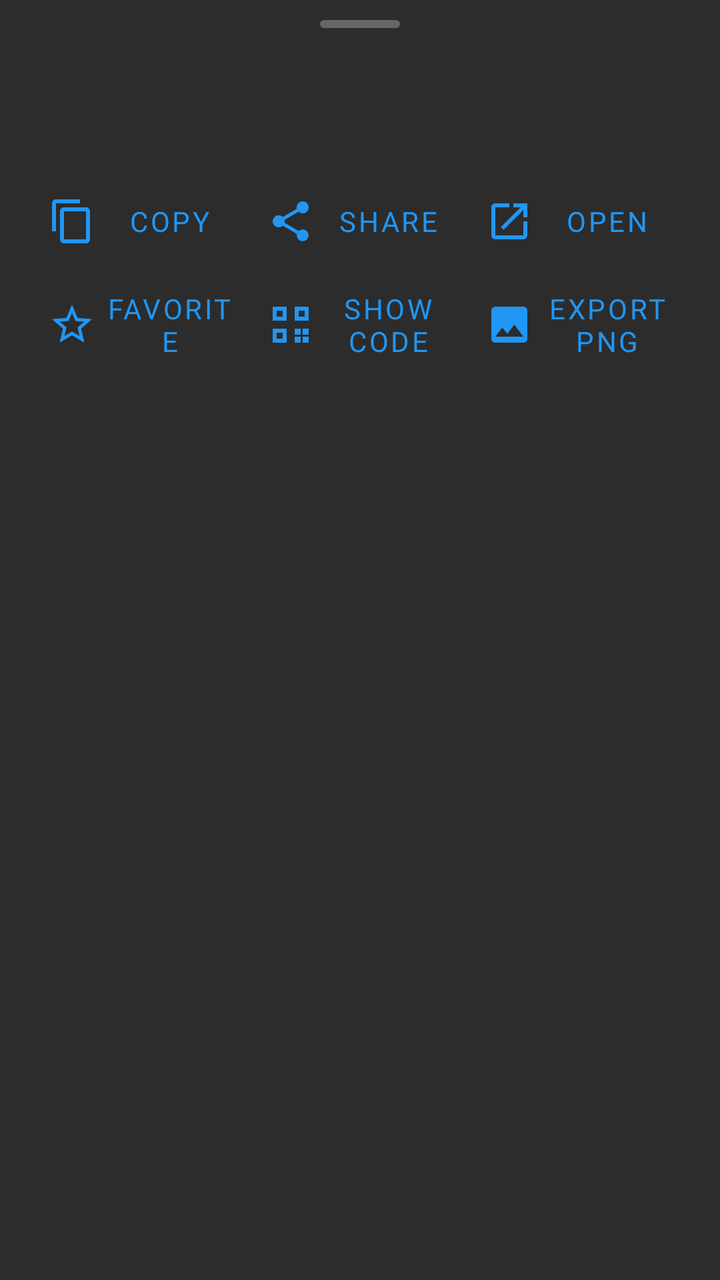
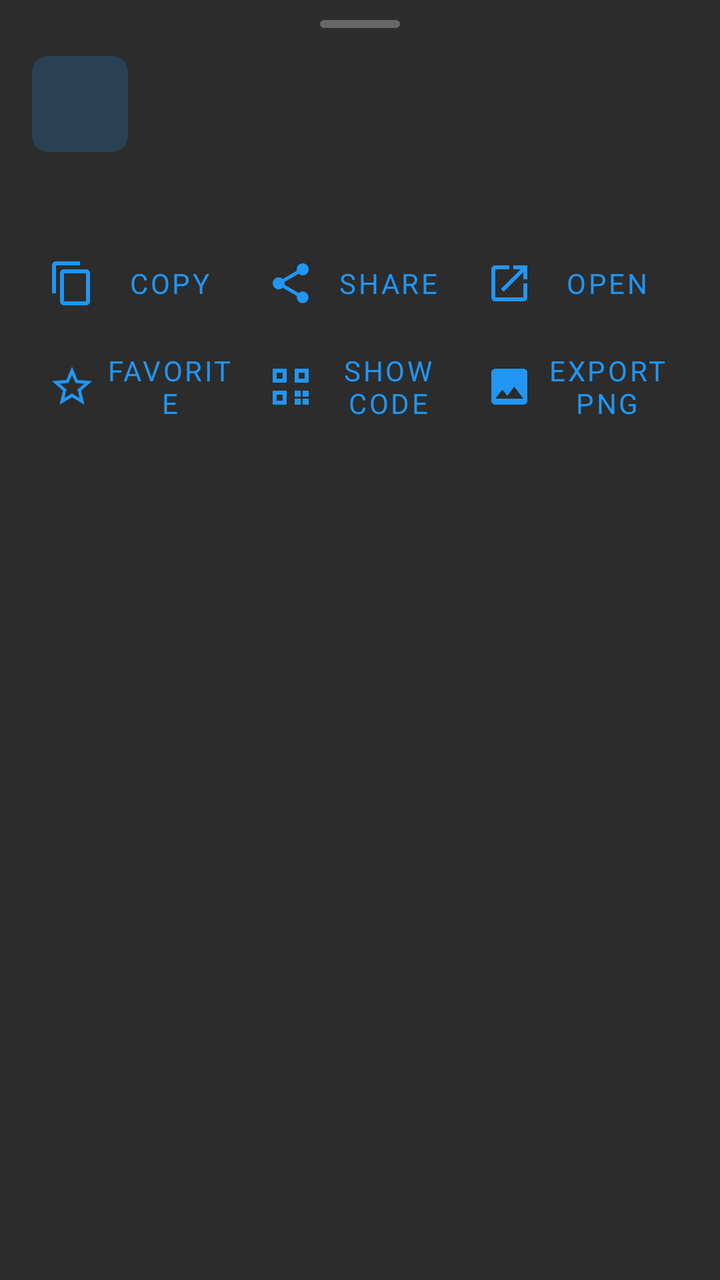

The first picture is an Android layout as it rendered before a commit; the second is the same layout after the commit. The layout source and the unified diff follow.
<!-- AndroidManifest.xml: application theme Theme.QrScanner -->
<!-- res/layout/layout_result_sheet.xml -->
<?xml version="1.0" encoding="utf-8"?>
<androidx.core.widget.NestedScrollView xmlns:android="http://schemas.android.com/apk/res/android"
    xmlns:app="http://schemas.android.com/apk/res-auto"
    android:layout_width="match_parent"
    android:layout_height="wrap_content"
    android:background="@color/cardBackground">

    <LinearLayout
        android:layout_width="match_parent"
        android:layout_height="wrap_content"
        android:orientation="vertical"
        android:paddingStart="16dp"
        android:paddingTop="10dp"
        android:paddingEnd="16dp"
        android:paddingBottom="20dp">

        <View
            android:layout_width="40dp"
            android:layout_height="4dp"
            android:layout_gravity="center_horizontal"
            android:background="@drawable/bg_handle" />

        <TextView
            android:id="@+id/sheetFormat"
            android:layout_width="match_parent"
            android:layout_height="wrap_content"
            android:layout_marginTop="12dp"
            android:textColor="@color/colorPrimary"
            android:textSize="14sp"
            android:textStyle="bold" />

        <TextView
            android:id="@+id/sheetText"
            android:layout_width="match_parent"
            android:layout_height="wrap_content"
            android:layout_marginTop="8dp"
            android:textColor="@color/textPrimary"
            android:textIsSelectable="true"
            android:textSize="16sp" />

        <TextView
            android:id="@+id/sheetWarning"
            android:layout_width="match_parent"
            android:layout_height="wrap_content"
            android:layout_marginTop="12dp"
            android:background="@drawable/bg_warning"
            android:padding="12dp"
            android:textColor="@color/warning"
            android:textSize="13sp"
            android:visibility="gone" />

        <LinearLayout
            android:layout_width="match_parent"
            android:layout_height="wrap_content"
            android:layout_marginTop="12dp"
            android:orientation="horizontal">

            <com.google.android.material.button.MaterialButton
                android:id="@+id/btnCopy"
                style="@style/Widget.MaterialComponents.Button.TextButton"
                android:layout_width="0dp"
                android:layout_height="wrap_content"
                android:layout_weight="1"
                android:text="@string/copy"
                android:textColor="@color/colorPrimary"
                app:icon="@drawable/ic_copy"
                app:iconTint="@color/colorPrimary" />

            <com.google.android.material.button.MaterialButton
                android:id="@+id/btnShare"
                style="@style/Widget.MaterialComponents.Button.TextButton"
                android:layout_width="0dp"
                android:layout_height="wrap_content"
                android:layout_weight="1"
                android:text="@string/share"
                android:textColor="@color/colorPrimary"
                app:icon="@drawable/ic_share"
                app:iconTint="@color/colorPrimary" />

            <com.google.android.material.button.MaterialButton
                android:id="@+id/btnOpen"
                style="@style/Widget.MaterialComponents.Button.TextButton"
                android:layout_width="0dp"
                android:layout_height="wrap_content"
                android:layout_weight="1"
                android:text="@string/open"
                android:textColor="@color/colorPrimary"
                app:icon="@drawable/ic_open"
                app:iconTint="@color/colorPrimary" />
        </LinearLayout>

        <LinearLayout
            android:layout_width="match_parent"
            android:layout_height="wrap_content"
            android:orientation="horizontal">

            <com.google.android.material.button.MaterialButton
                android:id="@+id/btnFavorite"
                style="@style/Widget.MaterialComponents.Button.TextButton"
                android:layout_width="0dp"
                android:layout_height="wrap_content"
                android:layout_weight="1"
                android:text="@string/favorite"
                android:textColor="@color/colorPrimary"
                app:icon="@drawable/ic_star_border"
                app:iconTint="@color/colorPrimary" />

            <com.google.android.material.button.MaterialButton
                android:id="@+id/btnShowCode"
                style="@style/Widget.MaterialComponents.Button.TextButton"
                android:layout_width="0dp"
                android:layout_height="wrap_content"
                android:layout_weight="1"
                android:text="@string/show_code"
                android:textColor="@color/colorPrimary"
                app:icon="@drawable/ic_qr"
                app:iconTint="@color/colorPrimary" />

            <com.google.android.material.button.MaterialButton
                android:id="@+id/btnExportPng"
                style="@style/Widget.MaterialComponents.Button.TextButton"
                android:layout_width="0dp"
                android:layout_height="wrap_content"
                android:layout_weight="1"
                android:text="@string/export_png"
                android:textColor="@color/colorPrimary"
                app:icon="@drawable/ic_image"
                app:iconTint="@color/colorPrimary" />
        </LinearLayout>

        <com.google.android.material.button.MaterialButton
            android:id="@+id/btnCustomAction"
            style="@style/Widget.MaterialComponents.Button.TextButton"
            android:layout_width="match_parent"
            android:layout_height="wrap_content"
            android:text="@string/custom_action"
            android:textColor="@color/colorPrimary"
            android:visibility="gone"
            app:icon="@drawable/ic_open"
            app:iconTint="@color/colorPrimary" />
    </LinearLayout>
</androidx.core.widget.NestedScrollView>
<!-- resources referenced by this layout -->
<resources>
  <color name="cardBackground">#2C2C2C</color>
  <color name="colorPrimary">#2196F3</color>
  <color name="textPrimary">#F3F3F3</color>
  <color name="warning">#FFC107</color>
  <!-- drawable bg_handle (drawable) -->
  <?xml version="1.0" encoding="utf-8"?>
  <shape xmlns:android="http://schemas.android.com/apk/res/android" android:shape="rectangle">
      <solid android:color="#666666" />
      <corners android:radius="2dp" />
  </shape>
  <!-- drawable bg_warning (drawable) -->
  <?xml version="1.0" encoding="utf-8"?>
  <shape xmlns:android="http://schemas.android.com/apk/res/android"
      android:shape="rectangle">
      <solid android:color="@color/warningBg" />
      <stroke
          android:width="1dp"
          android:color="@color/warning" />
      <corners android:radius="10dp" />
  </shape>
  <!-- drawable ic_image (drawable) -->
  <?xml version="1.0" encoding="utf-8"?>
  <vector xmlns:android="http://schemas.android.com/apk/res/android"
      android:width="24dp"
      android:height="24dp"
      android:viewportWidth="24"
      android:viewportHeight="24">
      <path
          android:fillColor="#FFFFFFFF"
          android:pathData="M21,19V5c0,-1.1 -0.9,-2 -2,-2H5c-1.1,0 -2,0.9 -2,2v14c0,1.1 0.9,2 2,2h14c1.1,0 2,-0.9 2,-2zM8.5,13.5l2.5,3.01L14.5,12l4.5,6H5l3.5,-4.5z" />
  </vector>
  <!-- drawable ic_open (drawable) -->
  <?xml version="1.0" encoding="utf-8"?>
  <vector xmlns:android="http://schemas.android.com/apk/res/android"
      android:width="24dp"
      android:height="24dp"
      android:viewportWidth="24"
      android:viewportHeight="24">
      <path
          android:fillColor="#FFFFFFFF"
          android:pathData="M19,19H5V5h7V3H5c-1.11,0 -2,0.9 -2,2v14c0,1.1 0.89,2 2,2h14c1.1,0 2,-0.9 2,-2v-7h-2v7zM14,3v2h3.59l-9.83,9.83 1.41,1.41L19,6.41V10h2V3h-7z" />
  </vector>
  <string name="copy">Copy</string>
  <string name="custom_action">Custom action</string>
  <string name="export_png">Export PNG</string>
  <string name="favorite">Favorite</string>
  <string name="open">Open</string>
  <string name="share">Share</string>
  <string name="show_code">Show code</string>
  <color name="warningBg">#26FFC107</color>
  <color name="colorPrimaryDark">#1976D2</color>
  <color name="white">#FFFFFF</color>
  <color name="laser">#E53935</color>
  <color name="windowBackground">#1B1B1B</color>
  <color name="textMuted">#9A9A9A</color>
  <style name="ThemeOverlay.App.Dialog" parent="ThemeOverlay.MaterialComponents.MaterialAlertDialog">
          <item name="colorSurface">@color/cardBackground</item>
          <item name="colorOnSurface">@color/textPrimary</item>
          <item name="android:textColorPrimary">@color/textPrimary</item>
          <item name="android:textColor">@color/textPrimary</item>
          <item name="android:background">@color/cardBackground</item>
      </style>
  <style name="Widget.App.BottomSheet.Modal" parent="Widget.MaterialComponents.BottomSheet.Modal">
          <item name="backgroundTint">@color/cardBackground</item>
          <item name="shapeAppearance">@style/ShapeAppearance.App.LargeTop</item>
      </style>
  <style name="ShapeAppearance.App.LargeTop" parent="ShapeAppearance.MaterialComponents.LargeComponent">
          <item name="cornerFamily">rounded</item>
          <item name="cornerSizeTopLeft">16dp</item>
          <item name="cornerSizeTopRight">16dp</item>
          <item name="cornerSizeBottomLeft">0dp</item>
          <item name="cornerSizeBottomRight">0dp</item>
      </style>
  <!-- unchanged entries left out for length: 6 -->
</resources>

<!-- the commit's change to res/layout/layout_result_sheet.xml (unified diff, before → after) -->
@@ -20,14 +20,48 @@
             android:layout_gravity="center_horizontal"
             android:background="@drawable/bg_handle" />
 
-        <TextView
-            android:id="@+id/sheetFormat"
+        <LinearLayout
             android:layout_width="match_parent"
             android:layout_height="wrap_content"
-            android:layout_marginTop="12dp"
-            android:textColor="@color/colorPrimary"
-            android:textSize="14sp"
-            android:textStyle="bold" />
+            android:layout_marginTop="14dp"
+            android:gravity="center_vertical"
+            android:orientation="horizontal">
+
+            <ImageView
+                android:id="@+id/sheetKindIcon"
+                android:layout_width="48dp"
+                android:layout_height="48dp"
+                android:background="@drawable/bg_icon_tile"
+                android:contentDescription="@string/scan"
+                android:padding="12dp"
+                app:tint="@color/colorPrimary" />
+
+            <LinearLayout
+                android:layout_width="0dp"
+                android:layout_height="wrap_content"
+                android:layout_marginStart="12dp"
+                android:layout_weight="1"
+                android:orientation="vertical">
+
+                <TextView
+                    android:id="@+id/sheetTitle"
+                    android:layout_width="match_parent"
+                    android:layout_height="wrap_content"
+                    android:ellipsize="end"
+                    android:maxLines="1"
+                    android:textColor="@color/textPrimary"
+                    android:textSize="18sp"
+                    android:textStyle="bold" />
+
+                <TextView
+                    android:id="@+id/sheetFormat"
+                    android:layout_width="match_parent"
+                    android:layout_height="wrap_content"
+                    android:layout_marginTop="2dp"
+                    android:textColor="@color/colorPrimary"
+                    android:textSize="13sp" />
+            </LinearLayout>
+        </LinearLayout>
 
         <TextView
             android:id="@+id/sheetText"
<!-- resource entries referenced after the edit -->
@@ -9,6 +9,12 @@
   <shape xmlns:android="http://schemas.android.com/apk/res/android" android:shape="rectangle">
       <solid android:color="#666666" />
       <corners android:radius="2dp" />
+  </shape>
+  <!-- drawable bg_icon_tile (drawable) -->
+  <?xml version="1.0" encoding="utf-8"?>
+  <shape xmlns:android="http://schemas.android.com/apk/res/android" android:shape="rectangle">
+      <solid android:color="@color/navChecked" />
+      <corners android:radius="8dp" />
   </shape>
   <!-- drawable bg_warning (drawable) -->
   <?xml version="1.0" encoding="utf-8"?>
@@ -47,8 +53,10 @@
   <string name="export_png">Export PNG</string>
   <string name="favorite">Favorite</string>
   <string name="open">Open</string>
+  <string name="scan">Scan</string>
   <string name="share">Share</string>
   <string name="show_code">Show code</string>
+  <color name="navChecked">#332196F3</color>
   <color name="warningBg">#26FFC107</color>
   <color name="colorPrimaryDark">#1976D2</color>
   <color name="white">#FFFFFF</color>
